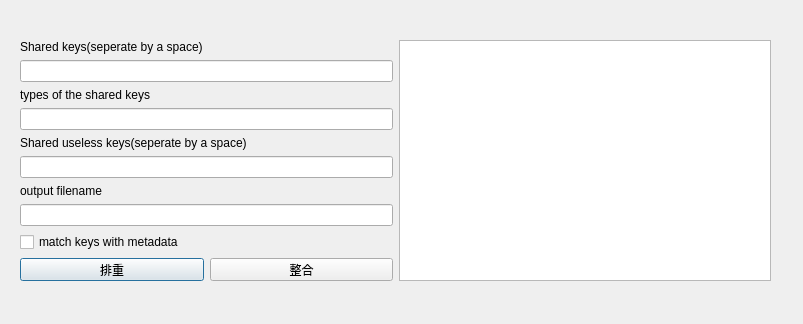
Qt form xls_pack.ui (heyrict/xls_pack) before a commit.
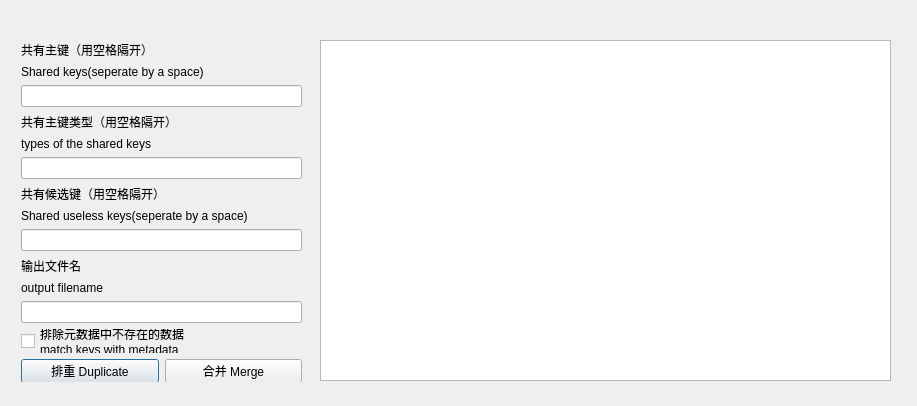
The same form after that commit.

Commit message: user interface improved

Patch:
```diff
--- a/xls_pack.ui
+++ b/xls_pack.ui
@@ -6,25 +6,52 @@
    <rect>
     <x>0</x>
     <y>0</y>
-    <width>803</width>
-    <height>324</height>
+    <width>917</width>
+    <height>406</height>
    </rect>
   </property>
   <property name="windowTitle">
    <string>xls_pack</string>
   </property>
-  <widget class="QWidget" name="horizontalLayoutWidget">
+  <widget class="QPlainTextEdit" name="plainTextEdit">
    <property name="geometry">
     <rect>
-     <x>20</x>
+     <x>320</x>
      <y>40</y>
-     <width>751</width>
-     <height>241</height>
+     <width>571</width>
+     <height>341</height>
     </rect>
    </property>
-   <layout class="QHBoxLayout" name="horizontalLayout">
-    <item>
+   <property name="undoRedoEnabled">
+    <bool>false</bool>
+   </property>
+   <property name="readOnly">
+    <bool>true</bool>
+   </property>
+   <property name="plainText">
+    <string/>
+   </property>
+   <property name="centerOnScroll">
+    <bool>false</bool>
+   </property>
+  </widget>
+  <widget class="QWidget" name="">
+   <property name="geometry">
+    <rect>
+     <x>21</x>
+     <y>41</y>
+     <width>281</width>
+     <height>341</height>
+    </rect>
+   </property>
      <layout class="QVBoxLayout" name="verticalLayout">
+    <item>
+     <widget class="QLabel" name="label_4">
+      <property name="text">
+       <string>共有主键（用空格隔开）</string>
+      </property>
+     </widget>
+    </item>
       <item>
        <widget class="QLabel" name="label_1">
         <property name="text">
@@ -35,6 +62,13 @@
       <item>
        <widget class="QLineEdit" name="lineEdit_k"/>
       </item>
+    <item>
+     <widget class="QLabel" name="label_5">
+      <property name="text">
+       <string>共有主键类型（用空格隔开）</string>
+      </property>
+     </widget>
+    </item>
       <item>
        <widget class="QLabel" name="label">
         <property name="text">
@@ -45,6 +79,13 @@
       <item>
        <widget class="QLineEdit" name="lineEdit_tk"/>
       </item>
+    <item>
+     <widget class="QLabel" name="label_6">
+      <property name="text">
+       <string>共有候选键（用空格隔开）</string>
+      </property>
+     </widget>
+    </item>
       <item>
        <widget class="QLabel" name="label_2">
         <property name="text">
@@ -55,6 +96,13 @@
       <item>
        <widget class="QLineEdit" name="lineEdit_uk"/>
       </item>
+    <item>
+     <widget class="QLabel" name="label_7">
+      <property name="text">
+       <string>输出文件名</string>
+      </property>
+     </widget>
+    </item>
       <item>
        <widget class="QLabel" name="label_3">
         <property name="text">
@@ -68,7 +116,8 @@
       <item>
        <widget class="QCheckBox" name="checkBox_match">
         <property name="text">
-         <string>match keys with metadata</string>
+       <string>排除元数据中不存在的数据
+match keys with metadata</string>
         </property>
        </widget>
       </item>
@@ -90,36 +139,18 @@
         <item>
          <widget class="QPushButton" name="buttondup">
           <property name="text">
-           <string>排重</string>
+         <string>排重 Duplicate</string>
           </property>
          </widget>
         </item>
         <item>
          <widget class="QPushButton" name="buttonmerge">
           <property name="text">
-           <string>整合</string>
+         <string>合并 Merge</string>
           </property>
          </widget>
         </item>
        </layout>
-      </item>
-     </layout>
-    </item>
-    <item>
-     <widget class="QPlainTextEdit" name="plainTextEdit">
-      <property name="undoRedoEnabled">
-       <bool>false</bool>
-      </property>
-      <property name="readOnly">
-       <bool>true</bool>
-      </property>
-      <property name="plainText">
-       <string/>
-      </property>
-      <property name="centerOnScroll">
-       <bool>false</bool>
-      </property>
-     </widget>
     </item>
    </layout>
   </widget>
```
Lines whose indentation alone changed are shown as unchanged. The commit also changes 1 other file.
